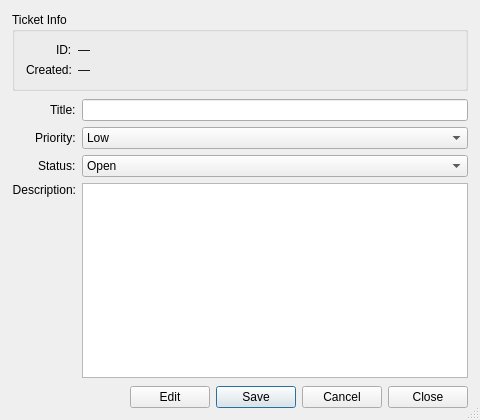
Above: Helpdesk/ticketdialog.ui from Fortennn/QT-Labs before the change. Below: the same form after it.
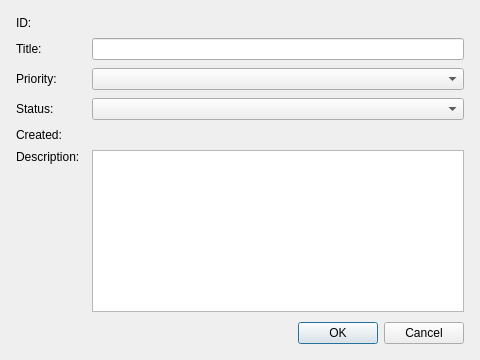
That is the form after the change.

Patch:
```diff
--- a/Helpdesk/ticketdialog.ui
+++ b/Helpdesk/ticketdialog.ui
@@ -7,273 +7,112 @@
     <x>0</x>
     <y>0</y>
     <width>480</width>
-    <height>420</height>
+    <height>360</height>
    </rect>
   </property>
   <property name="windowTitle">
    <string>Ticket</string>
   </property>
-  <property name="sizeGripEnabled">
-   <bool>true</bool>
-  </property>
-  <layout class="QVBoxLayout" name="dialogMainLayout">
+  <layout class="QVBoxLayout" name="verticalLayout">
+   <property name="margin">
+    <number>16</number>
+   </property>
    <property name="spacing">
-    <number>8</number>
-   </property>
-   <property name="leftMargin">
-    <number>12</number>
-   </property>
-   <property name="topMargin">
-    <number>12</number>
-   </property>
-   <property name="rightMargin">
-    <number>12</number>
-   </property>
-   <property name="bottomMargin">
-    <number>12</number>
+    <number>10</number>
    </property>
    <item>
-    <widget class="QGroupBox" name="groupInfo">
-     <property name="title">
-      <string>Ticket Info</string>
+    <layout class="QFormLayout" name="formLayout">
+     <property name="horizontalSpacing">
+      <number>12</number>
      </property>
-     <layout class="QFormLayout" name="infoFormLayout">
-      <property name="labelAlignment">
-       <set>Qt::AlignRight|Qt::AlignVCenter</set>
-      </property>
-      <item row="0" column="0">
-       <widget class="QLabel" name="labelId">
-        <property name="text">
-         <string>ID:</string>
-        </property>
-       </widget>
-      </item>
-      <item row="0" column="1">
-       <widget class="QLabel" name="labelIdValue">
-        <property name="objectName">
-         <string>labelIdValue</string>
-        </property>
-        <property name="text">
-         <string>—</string>
-        </property>
-       </widget>
-      </item>
-      <item row="1" column="0">
-       <widget class="QLabel" name="labelCreated">
-        <property name="text">
-         <string>Created:</string>
-        </property>
-       </widget>
-      </item>
-      <item row="1" column="1">
-       <widget class="QLabel" name="labelCreatedValue">
-        <property name="objectName">
-         <string>labelCreatedValue</string>
-        </property>
-        <property name="text">
-         <string>—</string>
-        </property>
-       </widget>
-      </item>
-     </layout>
-    </widget>
-   </item>
-   <item>
-    <layout class="QFormLayout" name="fieldsFormLayout">
-     <property name="labelAlignment">
-      <set>Qt::AlignRight|Qt::AlignVCenter</set>
+     <property name="verticalSpacing">
+      <number>8</number>
      </property>
      <item row="0" column="0">
-      <widget class="QLabel" name="labelTitle">
+      <widget class="QLabel" name="labelId">
        <property name="text">
-        <string>Title:</string>
+        <string>ID:</string>
        </property>
       </widget>
      </item>
      <item row="0" column="1">
-      <widget class="QLineEdit" name="lineTitle">
-       <property name="objectName">
-        <string>lineTitle</string>
-       </property>
-       <property name="sizePolicy">
-        <sizepolicy hsizetype="Expanding" vsizetype="Fixed">
-         <horstretch>0</horstretch>
-         <verstretch>0</verstretch>
-        </sizepolicy>
+      <widget class="QLabel" name="labelIdValue">
+       <property name="text">
+        <string/>
        </property>
       </widget>
      </item>
      <item row="1" column="0">
-      <widget class="QLabel" name="labelPriority">
+      <widget class="QLabel" name="labelTitle">
        <property name="text">
-        <string>Priority:</string>
+        <string>Title:</string>
        </property>
       </widget>
      </item>
      <item row="1" column="1">
-      <widget class="QComboBox" name="comboPriority">
-       <property name="objectName">
-        <string>comboPriority</string>
-       </property>
-       <property name="sizePolicy">
-        <sizepolicy hsizetype="Expanding" vsizetype="Fixed">
-         <horstretch>0</horstretch>
-         <verstretch>0</verstretch>
-        </sizepolicy>
-       </property>
-       <item>
-        <property name="text">
-         <string>Low</string>
-        </property>
-       </item>
-       <item>
-        <property name="text">
-         <string>Medium</string>
-        </property>
-       </item>
-       <item>
-        <property name="text">
-         <string>High</string>
-        </property>
-       </item>
-      </widget>
+      <widget class="QLineEdit" name="lineEditTitle"/>
      </item>
      <item row="2" column="0">
-      <widget class="QLabel" name="labelStatus">
+      <widget class="QLabel" name="labelPriority">
        <property name="text">
-        <string>Status:</string>
+        <string>Priority:</string>
        </property>
       </widget>
      </item>
      <item row="2" column="1">
-      <widget class="QComboBox" name="comboStatus">
-       <property name="objectName">
-        <string>comboStatus</string>
-       </property>
-       <property name="sizePolicy">
-        <sizepolicy hsizetype="Expanding" vsizetype="Fixed">
-         <horstretch>0</horstretch>
-         <verstretch>0</verstretch>
-        </sizepolicy>
-       </property>
-       <item>
-        <property name="text">
-         <string>Open</string>
-        </property>
-       </item>
-       <item>
-        <property name="text">
-         <string>In Progress</string>
-        </property>
-       </item>
-       <item>
-        <property name="text">
-         <string>Closed</string>
-        </property>
-       </item>
-      </widget>
+      <widget class="QComboBox" name="comboBoxPriority"/>
      </item>
      <item row="3" column="0">
+      <widget class="QLabel" name="labelStatus">
+       <property name="text">
+        <string>Status:</string>
+       </property>
+      </widget>
+     </item>
+     <item row="3" column="1">
+      <widget class="QComboBox" name="comboBoxStatus"/>
+     </item>
+     <item row="4" column="0">
+      <widget class="QLabel" name="labelCreated">
+       <property name="text">
+        <string>Created:</string>
+       </property>
+      </widget>
+     </item>
+     <item row="4" column="1">
+      <widget class="QLabel" name="labelCreatedValue">
+       <property name="text">
+        <string/>
+       </property>
+      </widget>
+     </item>
+     <item row="5" column="0">
       <widget class="QLabel" name="labelDescription">
        <property name="text">
         <string>Description:</string>
        </property>
        <property name="alignment">
-        <set>Qt::AlignRight|Qt::AlignTop</set>
+        <set>Qt::AlignTop</set>
        </property>
       </widget>
      </item>
-     <item row="3" column="1">
-      <widget class="QPlainTextEdit" name="plainDescription">
-       <property name="objectName">
-        <string>plainDescription</string>
-       </property>
-       <property name="sizePolicy">
-        <sizepolicy hsizetype="Expanding" vsizetype="Expanding">
-         <horstretch>0</horstretch>
-         <verstretch>1</verstretch>
-        </sizepolicy>
-       </property>
-       <property name="minimumSize">
-        <size>
-         <width>0</width>
-         <height>80</height>
-        </size>
-       </property>
-      </widget>
+     <item row="5" column="1">
+      <widget class="QPlainTextEdit" name="plainTextEditDescription"/>
      </item>
     </layout>
    </item>
    <item>
-    <layout class="QHBoxLayout" name="buttonsLayout">
-     <property name="spacing">
-      <number>6</number>
+    <widget class="QDialogButtonBox" name="buttonBox">
+     <property name="orientation">
+      <enum>Qt::Horizontal</enum>
      </property>
-     <item>
-      <spacer name="buttonSpacer">
-       <property name="orientation">
-        <enum>Qt::Horizontal</enum>
-       </property>
-       <property name="sizeHint" stdset="0">
-        <size>
-         <width>40</width>
-         <height>20</height>
-        </size>
-       </property>
-      </spacer>
-     </item>
-     <item>
-      <widget class="QPushButton" name="btnEdit">
-       <property name="objectName">
-        <string>btnEdit</string>
-       </property>
-       <property name="text">
-        <string>Edit</string>
-       </property>
-      </widget>
-     </item>
-     <item>
-      <widget class="QPushButton" name="btnSave">
-       <property name="objectName">
-        <string>btnSave</string>
-       </property>
-       <property name="text">
-        <string>Save</string>
-       </property>
-       <property name="visible">
-        <bool>false</bool>
-       </property>
-       <property name="default">
-        <bool>true</bool>
-       </property>
-      </widget>
-     </item>
-     <item>
-      <widget class="QPushButton" name="btnCancel">
-       <property name="objectName">
-        <string>btnCancel</string>
-       </property>
-       <property name="text">
-        <string>Cancel</string>
-       </property>
-       <property name="visible">
-        <bool>false</bool>
-       </property>
-      </widget>
-     </item>
-     <item>
-      <widget class="QPushButton" name="btnClose">
-       <property name="objectName">
-        <string>btnClose</string>
-       </property>
-       <property name="text">
-        <string>Close</string>
-       </property>
-      </widget>
-     </item>
-    </layout>
+     <property name="standardButtons">
+      <set>QDialogButtonBox::Cancel|QDialogButtonBox::Ok</set>
+     </property>
+    </widget>
    </item>
   </layout>
  </widget>
- <layoutdefault spacing="6" margin="11"/>
+ <resources/>
+ <connections/>
 </ui>
```
